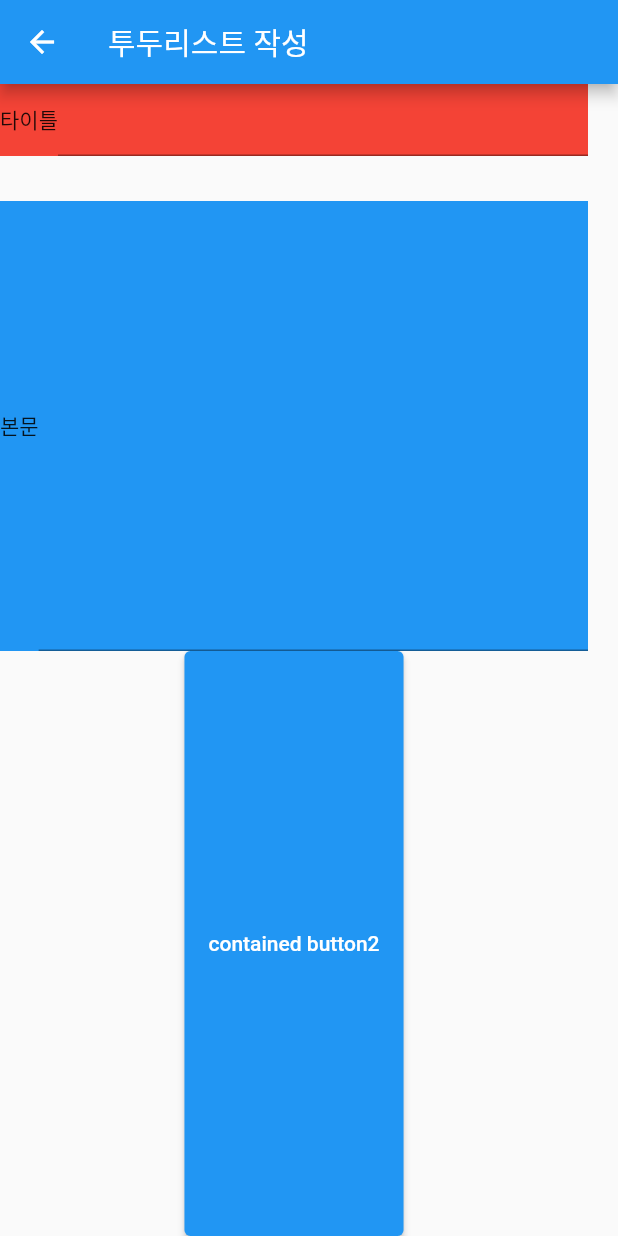
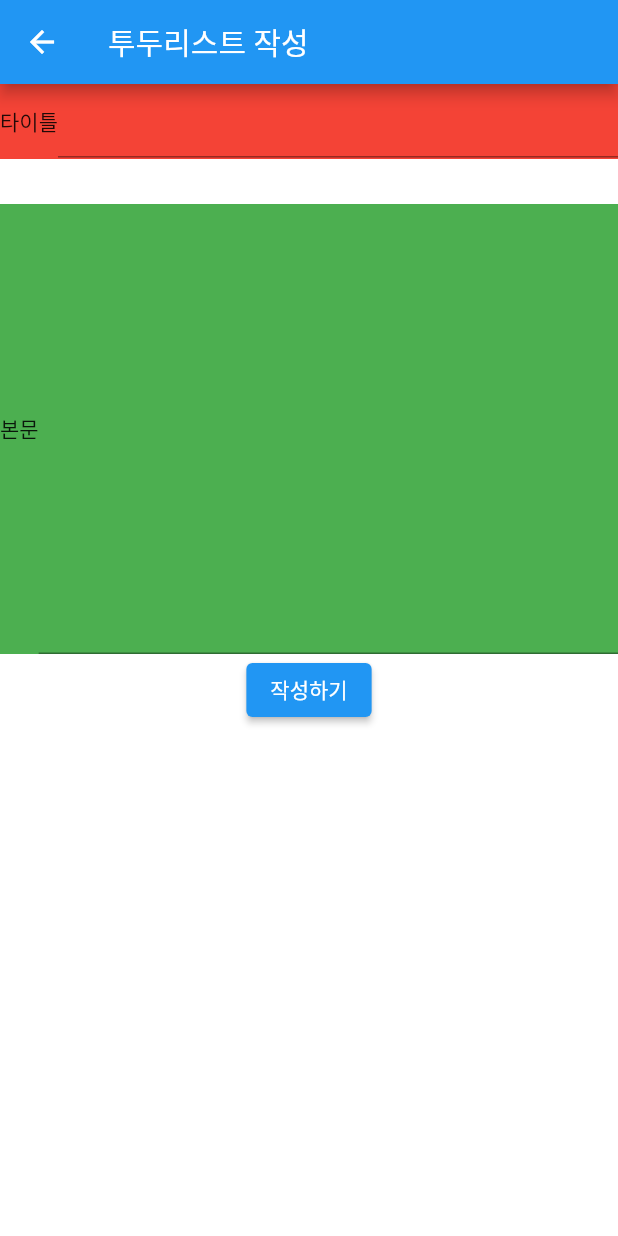
Before and after one commit to bearscome/flutter, a Flutter app: the TodoListWrite screen opened directly, on a phone screen of 412 x 824 dp. Run offline on Flutter 3.47's test engine with Material 2 defaults, Android fonts, the phone set to English and light mode, and no system bars; our stand-ins replace bloc, cloud_firestore, firebase_auth, firebase_core, firebase_messaging, firebase_storage and 15 more; missing offline and left inert: dart:ffi, launch_review; accounts and stored records are empty.

Commit message:
todoList modify
other Container on taps unfocus

```diff
--- a/flutter_application_4/lib/page/todoListpage.dart
+++ b/flutter_application_4/lib/page/todoListpage.dart
@@ -130,15 +130,19 @@ class _TodoListWriteState extends State<TodoListWrite> {
 
     return Scaffold(
       appBar: AppBar(
-        title: Text('투두리스트 작성'),
+        title: const Text('투두리스트 작성'),
       ),
       body: GestureDetector(
-        onTap: () => print('포스커 해제 필요'),
+        onTap: () => FocusScope.of(context).unfocus(),
+        child: Container(
+          color: Colors.white,
+          width: MediaQuery.of(context).size.width,
+          height: MediaQuery.of(context).size.height,
           child: Column(
             children: [
               Container(
+                height: 50,
                 color: Colors.red,
-              width: MediaQuery.of(context).size.width - 20,
                 child: Row(
                   children: [
                     const Text('타이틀'),
@@ -155,8 +159,7 @@ class _TodoListWriteState extends State<TodoListWrite> {
                 height: 30,
               ),
               Container(
-              color: Colors.blue,
-              width: MediaQuery.of(context).size.width - 20,
+                color: Colors.green,
                 height: 300,
                 child: Row(
                   children: [
@@ -171,13 +174,12 @@ class _TodoListWriteState extends State<TodoListWrite> {
                   ],
                 ),
               ),
-            Expanded(
-              child: ElevatedButton(
-                child: const Text('contained button2'),
+              ElevatedButton(
+                child: Text(!widget.initialState ? '수정하기' : "작성하기"),
                 onPressed: () => submit(),
               ),
+            ],
           ),
-          ],
         ),
       ),
     );
```
Also changed, not shown: flutter_application_4/lib/page/login.dart (+10 -3 lines). Lines whose indentation alone changed are shown as unchanged.
